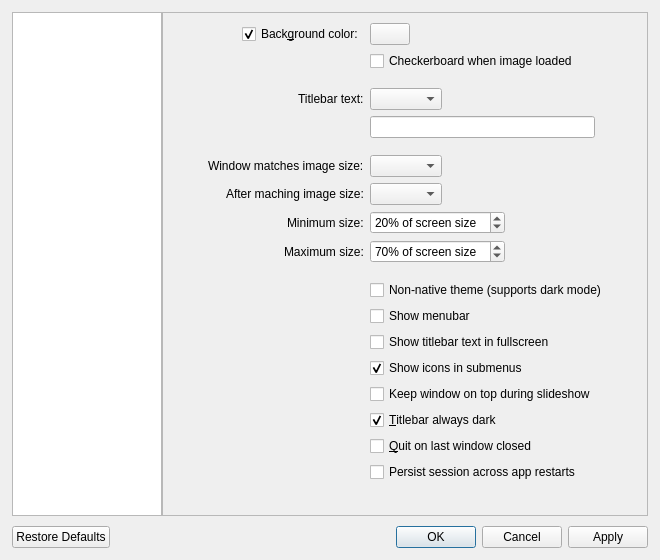
mohammad-alisafaee/qView, file src/qvoptionsdialog.ui: the form before one commit.
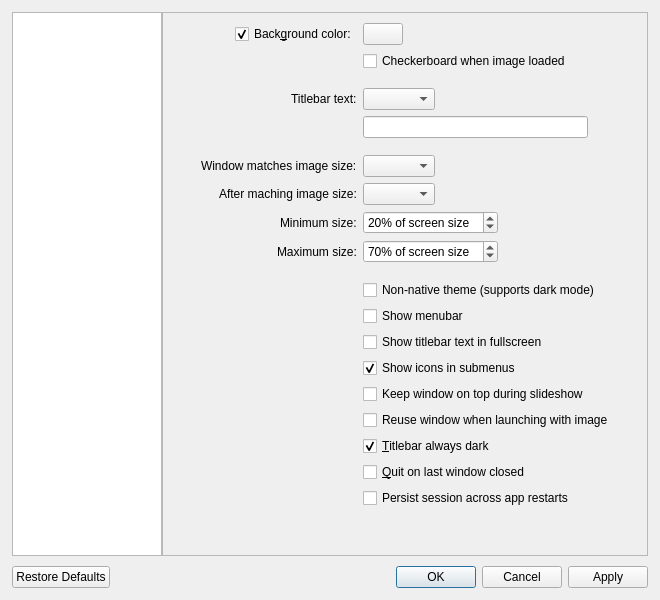
The form after the commit.

Commit message: macOS: Option to reuse existing window when launching with image

Diff of the .ui file:
```diff
--- a/src/qvoptionsdialog.ui
+++ b/src/qvoptionsdialog.ui
@@ -10,7 +10,7 @@
     <x>0</x>
     <y>0</y>
     <width>660</width>
-    <height>560</height>
+    <height>600</height>
    </rect>
   </property>
   <property name="minimumSize">
@@ -71,7 +71,7 @@
            <x>0</x>
            <y>0</y>
            <width>482</width>
-           <height>497</height>
+           <height>520</height>
           </rect>
          </property>
          <property name="sizePolicy">
@@ -342,6 +342,13 @@
            </widget>
           </item>
           <item row="16" column="1">
+           <widget class="QCheckBox" name="reuseWindowCheckbox">
+            <property name="text">
+             <string>Reuse window when launching with image</string>
+            </property>
+           </widget>
+          </item>
+          <item row="17" column="1">
            <widget class="QCheckBox" name="darkTitlebarCheckbox">
             <property name="toolTip">
              <string>Choose whether or not the titlebar should always be dark regardless of your chosen macOS appearance</string>
@@ -354,14 +361,14 @@
             </property>
            </widget>
           </item>
-          <item row="17" column="1">
+          <item row="18" column="1">
            <widget class="QCheckBox" name="quitOnLastWindowCheckbox">
             <property name="text">
              <string>&amp;Quit on last window closed</string>
             </property>
            </widget>
           </item>
-          <item row="18" column="1">
+          <item row="19" column="1">
            <widget class="QCheckBox" name="persistSessionCheckbox">
             <property name="text">
              <string>Persist session across app restarts</string>
```
Left out of the diff: 2 changed lines with no effect on the pictures. The commit also changes 4 other files.
